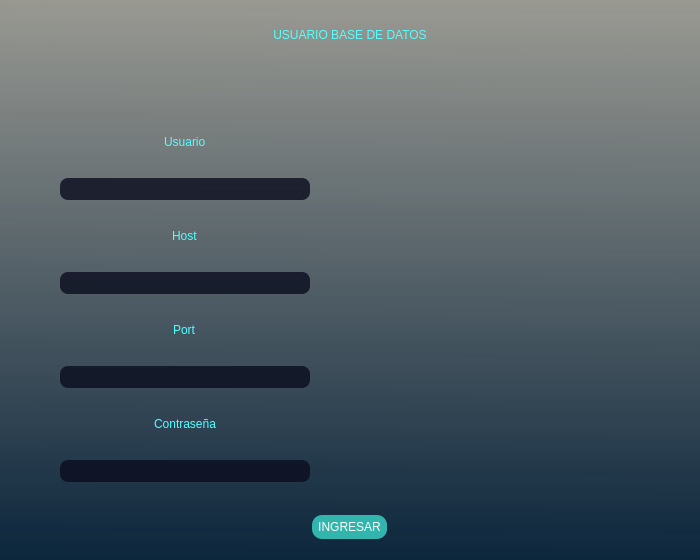
Above: ui/config_BD.ui from DevHarsue/FRIKIZONE before the change. Below: the same form after it.
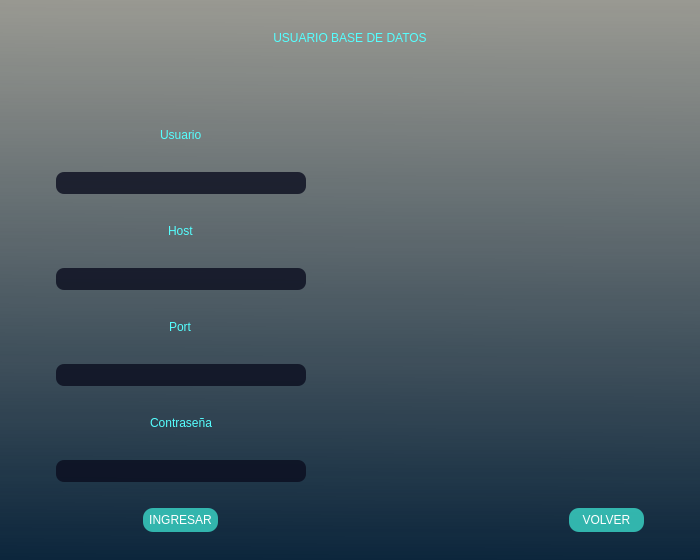
That is the form after the change. Icons and pictures are not drawn.

Commit message: AGREGAR BOTON (VOLVER)

```diff
--- a/ui/config_BD.ui
+++ b/ui/config_BD.ui
@@ -82,46 +82,8 @@
       </property>
       <layout class="QVBoxLayout" name="verticalLayout_3">
        <item alignment="Qt::AlignmentFlag::AlignHCenter">
-        <widget class="QWidget" name="" native="true">
-         <layout class="QGridLayout" name="gridlayout">
-          <property name="sizeConstraint">
-           <enum>QLayout::SizeConstraint::SetDefaultConstraint</enum>
-          </property>
-          <property name="leftMargin">
-           <number>15</number>
-          </property>
-          <property name="topMargin">
-           <number>15</number>
-          </property>
-          <property name="rightMargin">
-           <number>15</number>
-          </property>
-          <property name="bottomMargin">
-           <number>10</number>
-          </property>
-          <property name="horizontalSpacing">
-           <number>10</number>
-          </property>
-          <property name="verticalSpacing">
-           <number>20</number>
-          </property>
-          <item row="0" column="0" colspan="2" alignment="Qt::AlignmentFlag::AlignHCenter">
-           <widget class="QLabel" name="label">
-            <property name="maximumSize">
-             <size>
-              <width>600</width>
-              <height>60</height>
-             </size>
-            </property>
-            <property name="styleSheet">
-             <string notr="true">font: 30pt &quot;Sylfaen&quot;;
-color:rgb(85, 255, 255);</string>
-            </property>
-            <property name="text">
-             <string>&lt;html&gt;&lt;head/&gt;&lt;body&gt;&lt;p align=&quot;center&quot;&gt;USUARIO BASE DE DATOS&lt;/p&gt;&lt;p align=&quot;center&quot;&gt;&lt;br/&gt;&lt;/p&gt;&lt;/body&gt;&lt;/html&gt;</string>
-            </property>
-           </widget>
-          </item>
+        <widget class="QWidget" name="widget" native="true">
+         <layout class="QGridLayout" name="gridLayout">
           <item row="1" column="0">
            <layout class="QVBoxLayout" name="verticalLayout">
             <item alignment="Qt::AlignmentFlag::AlignHCenter">
@@ -362,45 +324,27 @@
             </item>
            </layout>
           </item>
-          <item row="2" column="0" colspan="2" alignment="Qt::AlignmentFlag::AlignHCenter">
-           <widget class="QPushButton" name="pushButton">
-            <property name="minimumSize">
-             <size>
-              <width>75</width>
-              <height>24</height>
-             </size>
-            </property>
+          <item row="0" column="0" colspan="4">
+           <widget class="QLabel" name="label">
             <property name="maximumSize">
              <size>
-              <width>75</width>
-              <height>24</height>
+              <width>600</width>
+              <height>60</height>
              </size>
             </property>
             <property name="cursor">
              <cursorShape>PointingHandCursor</cursorShape>
             </property>
             <property name="styleSheet">
-             <string notr="true">QPushButton{
-	border-radius:10px;
-	color: white;
-	background-color: rgba(57, 215, 200,0.8);
-}
-
-QPushButton:hover{
-	background-color: rgba(57, 225, 180,0.8);
-}
-
-QPushButton:pressed{
-	background-color: rgba(57, 210, 168,0.8);
-}
-</string>
+             <string notr="true">font: 30pt &quot;Sylfaen&quot;;
+color:rgb(85, 255, 255);</string>
             </property>
             <property name="text">
-             <string>INGRESAR</string>
+             <string>&lt;html&gt;&lt;head/&gt;&lt;body&gt;&lt;p align=&quot;center&quot;&gt;USUARIO BASE DE DATOS&lt;/p&gt;&lt;p align=&quot;center&quot;&gt;&lt;br/&gt;&lt;/p&gt;&lt;/body&gt;&lt;/html&gt;</string>
             </property>
            </widget>
           </item>
-          <item row="1" column="1">
+          <item row="1" column="3">
            <widget class="QFrame" name="frame_4">
             <property name="minimumSize">
              <size>
@@ -446,6 +390,82 @@
             </layout>
            </widget>
           </item>
+          <item row="2" column="3" alignment="Qt::AlignmentFlag::AlignRight">
+           <widget class="QPushButton" name="pushButton_2">
+            <property name="minimumSize">
+             <size>
+              <width>75</width>
+              <height>24</height>
+             </size>
+            </property>
+            <property name="maximumSize">
+             <size>
+              <width>75</width>
+              <height>24</height>
+             </size>
+            </property>
+            <property name="cursor">
+             <cursorShape>PointingHandCursor</cursorShape>
+            </property>
+            <property name="styleSheet">
+             <string notr="true">QPushButton{
+	border-radius:10px;
+	color: white;
+	background-color: rgba(57, 215, 200,0.8);
+}
+
+QPushButton:hover{
+	background-color: rgba(57, 225, 180,0.8);
+}
+
+QPushButton:pressed{
+	background-color: rgba(57, 210, 168,0.8);
+}
+</string>
+            </property>
+            <property name="text">
+             <string>VOLVER</string>
+            </property>
+           </widget>
+          </item>
+          <item row="2" column="0" alignment="Qt::AlignmentFlag::AlignHCenter">
+           <widget class="QPushButton" name="pushButton">
+            <property name="minimumSize">
+             <size>
+              <width>75</width>
+              <height>24</height>
+             </size>
+            </property>
+            <property name="maximumSize">
+             <size>
+              <width>75</width>
+              <height>24</height>
+             </size>
+            </property>
+            <property name="cursor">
+             <cursorShape>PointingHandCursor</cursorShape>
+            </property>
+            <property name="styleSheet">
+             <string notr="true">QPushButton{
+	border-radius:10px;
+	color: white;
+	background-color: rgba(57, 215, 200,0.8);
+}
+
+QPushButton:hover{
+	background-color: rgba(57, 225, 180,0.8);
+}
+
+QPushButton:pressed{
+	background-color: rgba(57, 210, 168,0.8);
+}
+</string>
+            </property>
+            <property name="text">
+             <string>INGRESAR</string>
+            </property>
+           </widget>
+          </item>
          </layout>
         </widget>
        </item>
```
Left out of the diff: 3 changed lines with no effect on the pictures. The commit also changes 3 other files.
